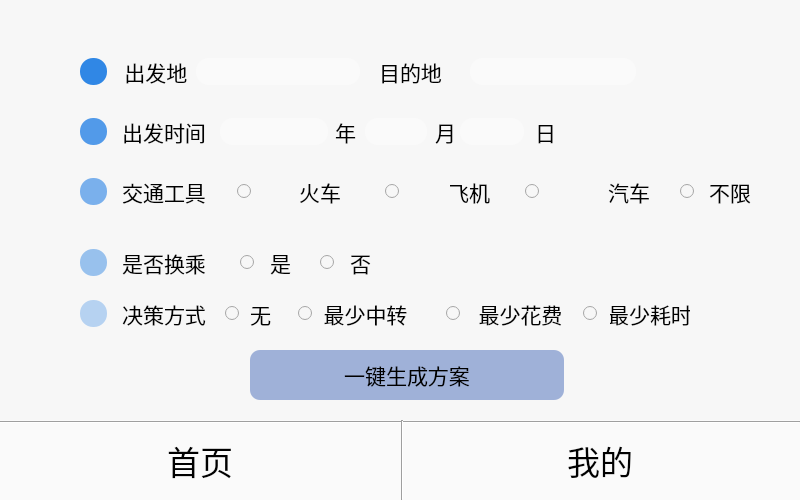
This is Traffic-consultation-system/UserMainPage.ui in luaming/Traffic-consultation-system as Qt 5 draws it before an edit. The edited form follows.
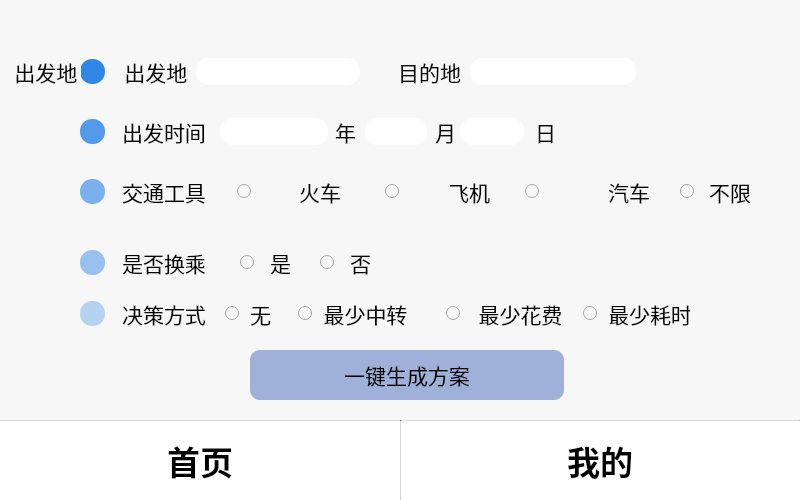
This is the edited form. Icons and pictures are not drawn.

Commit message: 登录界面实现

Diff of the .ui file:
```diff
--- a/Traffic-consultation-system/UserMainPage.ui
+++ b/Traffic-consultation-system/UserMainPage.ui
@@ -79,9 +79,9 @@
       <property name="geometry">
        <rect>
         <x>80</x>
-        <y>0</y>
-        <width>27</width>
-        <height>27</height>
+        <y>1</y>
+        <width>25</width>
+        <height>25</height>
        </rect>
       </property>
       <property name="sizePolicy">
@@ -92,13 +92,13 @@
       </property>
       <property name="minimumSize">
        <size>
-        <width>27</width>
-        <height>27</height>
+        <width>25</width>
+        <height>25</height>
        </size>
       </property>
       <property name="styleSheet">
        <string notr="true">*{
- border-radius: 13px; border: none; background: rgb(48,135,229);
+ border-radius: 12px; border: none; background: rgb(48,135,229);
 }</string>
       </property>
       <property name="text">
@@ -154,7 +154,7 @@
       <property name="styleSheet">
        <string notr="true">*{
 border:none;
-background-color: rgb(250, 250, 250); 
+background-color: rgb(255, 255, 255); 
 border-radius: 13px
 }</string>
       </property>
@@ -170,7 +170,7 @@
       </property>
       <property name="minimumSize">
        <size>
-        <width>101</width>
+        <width>80</width>
         <height>27</height>
        </size>
       </property>
@@ -184,7 +184,7 @@
        <string>目的地</string>
       </property>
       <property name="alignment">
-       <set>Qt::AlignCenter</set>
+       <set>Qt::AlignRight|Qt::AlignTrailing|Qt::AlignVCenter</set>
       </property>
      </widget>
      <widget class="QLineEdit" name="lineEdit_2">
@@ -211,11 +211,39 @@
       <property name="styleSheet">
        <string notr="true">*{
 border:none;
-background-color: rgb(250, 250, 250); 
+background-color: rgb(255, 255, 255); 
 border-radius: 13px
 }</string>
       </property>
      </widget>
+     <widget class="QLabel" name="label_28">
+      <property name="geometry">
+       <rect>
+        <x>0</x>
+        <y>0</y>
+        <width>81</width>
+        <height>27</height>
+       </rect>
+      </property>
+      <property name="minimumSize">
+       <size>
+        <width>81</width>
+        <height>27</height>
+       </size>
+      </property>
+      <property name="font">
+       <font>
+        <family>微软雅黑</family>
+        <pointsize>16</pointsize>
+       </font>
+      </property>
+      <property name="text">
+       <string>  出发地</string>
+      </property>
+      <property name="alignment">
+       <set>Qt::AlignCenter</set>
+      </property>
+     </widget>
     </widget>
     <widget class="QFrame" name="time">
      <property name="geometry">
@@ -246,9 +274,9 @@
       <property name="geometry">
        <rect>
         <x>80</x>
-        <y>0</y>
-        <width>27</width>
-        <height>27</height>
+        <y>1</y>
+        <width>25</width>
+        <height>25</height>
        </rect>
       </property>
       <property name="sizePolicy">
@@ -259,13 +287,13 @@
       </property>
       <property name="minimumSize">
        <size>
-        <width>27</width>
-        <height>27</height>
+        <width>25</width>
+        <height>25</height>
        </size>
       </property>
       <property name="styleSheet">
        <string notr="true">*{
- border-radius: 13px; border: none; background: rgb(82,154,233);
+ border-radius: 12px; border: none; background: rgb(82,154,233);
 }</string>
       </property>
       <property name="text">
@@ -321,7 +349,7 @@
       <property name="styleSheet">
        <string notr="true">*{
 border:none;
-background-color: rgb(250, 250, 250); 
+background-color: rgb(255, 255, 255); 
 border-radius: 13px
 }</string>
       </property>
@@ -375,7 +403,7 @@
       <property name="styleSheet">
        <string notr="true">*{
 border:none;
-background-color: rgb(250, 250, 250); 
+background-color: rgb(255, 255, 255); 
 border-radius: 13px
 }</string>
       </property>
@@ -429,7 +457,7 @@
       <property name="styleSheet">
        <string notr="true">*{
 border:none;
-background-color: rgb(250, 250, 250); 
+background-color: rgb(255, 255, 255); 
 border-radius: 13px
 }</string>
       </property>
@@ -491,20 +519,20 @@
       <property name="geometry">
        <rect>
         <x>80</x>
-        <y>0</y>
-        <width>27</width>
-        <height>27</height>
+        <y>1</y>
+        <width>25</width>
+        <height>25</height>
        </rect>
       </property>
       <property name="minimumSize">
        <size>
-        <width>27</width>
-        <height>27</height>
+        <width>25</width>
+        <height>25</height>
        </size>
       </property>
       <property name="styleSheet">
        <string notr="true">*{
- border-radius: 13px; border: none; background: rgb(152,193,237);
+ border-radius: 12px; border: none; background: rgb(152,193,237);
 }</string>
       </property>
       <property name="text">
@@ -686,20 +714,20 @@
       <property name="geometry">
        <rect>
         <x>80</x>
-        <y>0</y>
-        <width>27</width>
-        <height>27</height>
+        <y>1</y>
+        <width>25</width>
+        <height>25</height>
        </rect>
       </property>
       <property name="minimumSize">
        <size>
-        <width>27</width>
-        <height>27</height>
+        <width>25</width>
+        <height>25</height>
        </size>
       </property>
       <property name="styleSheet">
        <string notr="true">*{
- border-radius: 13px; border: none; background: rgb(182,210,241);
+ border-radius: 12px; border: none; background: rgb(182,210,241);
 }</string>
       </property>
       <property name="text">
@@ -1070,9 +1098,9 @@
       <property name="geometry">
        <rect>
         <x>80</x>
-        <y>0</y>
-        <width>27</width>
-        <height>27</height>
+        <y>1</y>
+        <width>25</width>
+        <height>25</height>
        </rect>
       </property>
       <property name="sizePolicy">
@@ -1083,13 +1111,13 @@
       </property>
       <property name="minimumSize">
        <size>
-        <width>27</width>
-        <height>27</height>
+        <width>25</width>
+        <height>25</height>
        </size>
       </property>
       <property name="styleSheet">
        <string notr="true">*{
- border-radius: 13px; border: none; background: rgb(122,176,236);
+ border-radius: 12px; border: none; background: rgb(122,176,236);
 }</string>
       </property>
       <property name="text">
@@ -1472,8 +1500,8 @@
       </property>
       <property name="iconSize">
        <size>
-        <width>18</width>
-        <height>18</height>
+        <width>27</width>
+        <height>27</height>
        </size>
       </property>
       <property name="checked">
@@ -1502,7 +1530,7 @@
     </property>
     <property name="styleSheet">
      <string notr="true">#bottom{
-background-color:rgb(250,250,250);
+background-color: rgb(255, 255, 255); 
 }
 #mainbody{
 background-color:rgb(247,247,247);
@@ -1519,7 +1547,9 @@
      </property>
      <property name="font">
       <font>
+       <family>微软雅黑</family>
        <pointsize>25</pointsize>
+       <bold>true</bold>
       </font>
      </property>
      <property name="styleSheet">
@@ -1541,7 +1571,9 @@
      </property>
      <property name="font">
       <font>
+       <family>微软雅黑</family>
        <pointsize>25</pointsize>
+       <bold>true</bold>
       </font>
      </property>
      <property name="styleSheet">
@@ -1558,9 +1590,17 @@
        <x>0</x>
        <y>0</y>
        <width>800</width>
-       <height>4</height>
+       <height>1</height>
       </rect>
      </property>
+     <property name="font">
+      <font>
+       <pointsize>2</pointsize>
+      </font>
+     </property>
+     <property name="styleSheet">
+      <string notr="true">background-color:rgb(190,190,190);</string>
+     </property>
      <property name="orientation">
       <enum>Qt::Horizontal</enum>
      </property>
@@ -1570,10 +1610,16 @@
       <rect>
        <x>400</x>
        <y>0</y>
-       <width>4</width>
+       <width>1</width>
        <height>80</height>
       </rect>
      </property>
+     <property name="autoFillBackground">
+      <bool>false</bool>
+     </property>
+     <property name="styleSheet">
+      <string notr="true">background-color:rgb(190,190,190);</string>
+     </property>
      <property name="orientation">
       <enum>Qt::Vertical</enum>
      </property>
```
The commit also changes 3 other files.
